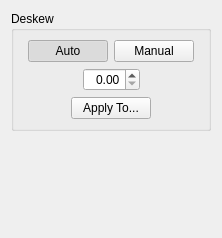
This is filters/deskew/ui/DeskewOptionsWidget.ui in trufanov-nok/scantailor-universal as Qt 5 draws it before an edit. The edited form follows.
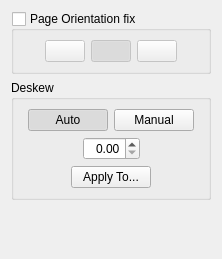
This is the edited form. Icons and pictures are not drawn.

Commit message:
Feature: Page Orientation fix
Disabled by default. Should be enabled in settings. Displays additional page orientation control at Deskew stage. Useful for landscape oriented books and scans that contains two pages. More info in settings.

What changed in the file:
```diff
--- a/filters/deskew/ui/DeskewOptionsWidget.ui
+++ b/filters/deskew/ui/DeskewOptionsWidget.ui
@@ -7,13 +7,154 @@
     <x>0</x>
     <y>0</y>
     <width>222</width>
-    <height>238</height>
+    <height>259</height>
    </rect>
   </property>
   <property name="windowTitle">
    <string>Form</string>
   </property>
   <layout class="QVBoxLayout">
+   <item>
+    <widget class="QGroupBox" name="gbPageOrientationFix">
+     <property name="title">
+      <string>Page Orientation fix</string>
+     </property>
+     <property name="checkable">
+      <bool>true</bool>
+     </property>
+     <property name="checked">
+      <bool>false</bool>
+     </property>
+     <layout class="QVBoxLayout" name="verticalLayout_2">
+      <property name="spacing">
+       <number>0</number>
+      </property>
+      <property name="leftMargin">
+       <number>0</number>
+      </property>
+      <property name="topMargin">
+       <number>0</number>
+      </property>
+      <property name="rightMargin">
+       <number>0</number>
+      </property>
+      <property name="bottomMargin">
+       <number>0</number>
+      </property>
+      <item>
+       <widget class="QWidget" name="wgtPageOrientationFix" native="true">
+        <layout class="QVBoxLayout" name="verticalLayout_3">
+         <property name="spacing">
+          <number>6</number>
+         </property>
+         <property name="topMargin">
+          <number>9</number>
+         </property>
+         <property name="rightMargin">
+          <number>9</number>
+         </property>
+         <property name="bottomMargin">
+          <number>9</number>
+         </property>
+         <item>
+          <layout class="QHBoxLayout" name="horizontalLayout_2">
+           <item>
+            <spacer name="horizontalSpacer_3">
+             <property name="orientation">
+              <enum>Qt::Horizontal</enum>
+             </property>
+             <property name="sizeHint" stdset="0">
+              <size>
+               <width>40</width>
+               <height>20</height>
+              </size>
+             </property>
+            </spacer>
+           </item>
+           <item>
+            <widget class="QPushButton" name="btnRotatonLeft">
+             <property name="toolTip">
+              <string>Turn to the left</string>
+             </property>
+             <property name="text">
+              <string notr="true"/>
+             </property>
+             <property name="icon">
+              <iconset resource="../../../resources/resources.qrc">
+               <normaloff>:/icons/gimp-tool-rotate.png</normaloff>:/icons/gimp-tool-rotate.png</iconset>
+             </property>
+             <property name="checkable">
+              <bool>true</bool>
+             </property>
+             <property name="autoExclusive">
+              <bool>true</bool>
+             </property>
+            </widget>
+           </item>
+           <item>
+            <widget class="QPushButton" name="btnRotatonNone">
+             <property name="toolTip">
+              <string>Original orientation</string>
+             </property>
+             <property name="text">
+              <string notr="true"/>
+             </property>
+             <property name="icon">
+              <iconset resource="../../../resources/resources.qrc">
+               <normaloff>:/icons/gimp-tool-rotate-no.png</normaloff>:/icons/gimp-tool-rotate-no.png</iconset>
+             </property>
+             <property name="checkable">
+              <bool>true</bool>
+             </property>
+             <property name="checked">
+              <bool>true</bool>
+             </property>
+             <property name="autoExclusive">
+              <bool>true</bool>
+             </property>
+            </widget>
+           </item>
+           <item>
+            <widget class="QPushButton" name="btnRotatonRight">
+             <property name="toolTip">
+              <string>Turn to the right</string>
+             </property>
+             <property name="text">
+              <string notr="true"/>
+             </property>
+             <property name="icon">
+              <iconset resource="../../../resources/resources.qrc">
+               <normaloff>:/icons/gimp-tool-rotate-r.png</normaloff>:/icons/gimp-tool-rotate-r.png</iconset>
+             </property>
+             <property name="checkable">
+              <bool>true</bool>
+             </property>
+             <property name="autoExclusive">
+              <bool>true</bool>
+             </property>
+            </widget>
+           </item>
+           <item>
+            <spacer name="horizontalSpacer_4">
+             <property name="orientation">
+              <enum>Qt::Horizontal</enum>
+             </property>
+             <property name="sizeHint" stdset="0">
+              <size>
+               <width>40</width>
+               <height>20</height>
+              </size>
+             </property>
+            </spacer>
+           </item>
+          </layout>
+         </item>
+        </layout>
+       </widget>
+      </item>
+     </layout>
+    </widget>
+   </item>
    <item>
     <widget class="QGroupBox" name="groupBox">
      <property name="title">
```
Left out of the diff: 4 changed lines with no effect on the pictures. The commit also changes 32 other files.
